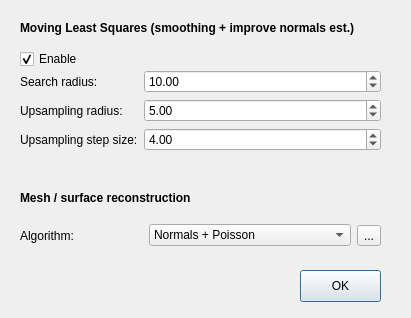
Before: the Qt Designer form visualization/cave_view/paramsdialog.ui in mathieu-clement/cs690-cave-surveying, drawn with Qt 5.
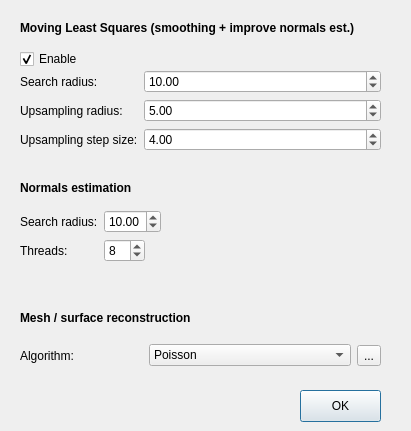
After: the same form once the commit is applied.

Commit message: Move normal estimation out of poisson dialog

Diff of the .ui file:
```diff
--- a/visualization/cave_view/paramsdialog.ui
+++ b/visualization/cave_view/paramsdialog.ui
@@ -7,7 +7,7 @@
     <x>0</x>
     <y>0</y>
     <width>411</width>
-    <height>318</height>
+    <height>431</height>
    </rect>
   </property>
   <property name="windowTitle">
@@ -93,7 +93,7 @@
    <property name="geometry">
     <rect>
      <x>300</x>
-     <y>270</y>
+     <y>390</y>
      <width>81</width>
      <height>32</height>
     </rect>
@@ -122,7 +122,7 @@
    <property name="geometry">
     <rect>
      <x>20</x>
-     <y>190</y>
+     <y>310</y>
      <width>371</width>
      <height>16</height>
     </rect>
@@ -141,7 +141,7 @@
    <property name="geometry">
     <rect>
      <x>20</x>
-     <y>220</y>
+     <y>340</y>
      <width>361</width>
      <height>31</height>
     </rect>
@@ -158,7 +158,7 @@
      <widget class="QComboBox" name="meshAlgorithmComboBox">
       <item>
        <property name="text">
-        <string>Normals + Poisson</string>
+        <string>Poisson</string>
        </property>
       </item>
       <item>
@@ -177,6 +177,68 @@
     </item>
    </layout>
   </widget>
+  <widget class="QWidget" name="formLayoutWidget_2">
+   <property name="geometry">
+    <rect>
+     <x>20</x>
+     <y>210</y>
+     <width>361</width>
+     <height>81</height>
+    </rect>
+   </property>
+   <layout class="QFormLayout" name="formLayout_2">
+    <property name="fieldGrowthPolicy">
+     <enum>QFormLayout::FieldsStayAtSizeHint</enum>
+    </property>
+    <item row="2" column="0">
+     <widget class="QLabel" name="label_7">
+      <property name="text">
+       <string>Threads:</string>
+      </property>
+     </widget>
+    </item>
+    <item row="2" column="1">
+     <widget class="QSpinBox" name="normalsThreadsSpinBox">
+      <property name="value">
+       <number>8</number>
+      </property>
+     </widget>
+    </item>
+    <item row="1" column="0">
+     <widget class="QLabel" name="label_8">
+      <property name="text">
+       <string>Search radius:</string>
+      </property>
+     </widget>
+    </item>
+    <item row="1" column="1">
+     <widget class="QDoubleSpinBox" name="normalsSearchRadiusSpinBox">
+      <property name="value">
+       <double>10.000000000000000</double>
+      </property>
+     </widget>
+    </item>
+   </layout>
+  </widget>
+  <widget class="QLabel" name="label_9">
+   <property name="geometry">
+    <rect>
+     <x>20</x>
+     <y>180</y>
+     <width>361</width>
+     <height>16</height>
+    </rect>
+   </property>
+   <property name="font">
+    <font>
+     <weight>75</weight>
+     <bold>true</bold>
+    </font>
+   </property>
+   <property name="text">
+    <string>Normals estimation</string>
+   </property>
+  </widget>
  </widget>
  <tabstops>
   <tabstop>okButton</tabstop>
```
The commit also changes 6 other files.
